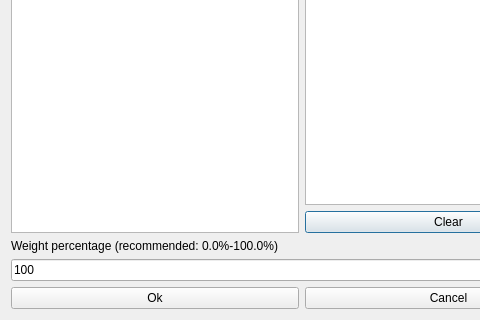
Old version of the form fet/src/interface/modifyconstraintsubjectactivitytagpreferredroomsform_template.ui in the repository vonmecheln/fet; both pictures show x 0 to 480 and y 236 to 556 of the 603 by 556 pixel window.
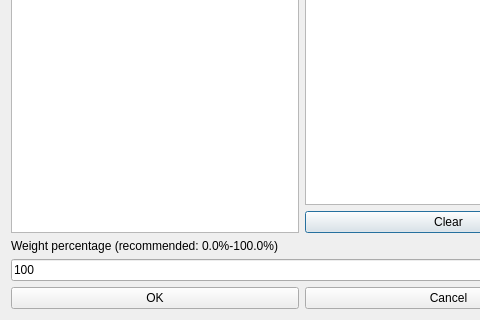
New version of the form.

Patch:
```diff
--- a/fet/src/interface/modifyconstraintsubjectactivitytagpreferredroomsform_template.ui
+++ b/fet/src/interface/modifyconstraintsubjectactivitytagpreferredroomsform_template.ui
@@ -125,7 +125,7 @@
      <item>
       <widget class="QPushButton" name="okPushButton">
        <property name="text">
-        <string>Ok</string>
+        <string>OK</string>
        </property>
       </widget>
      </item>
```
